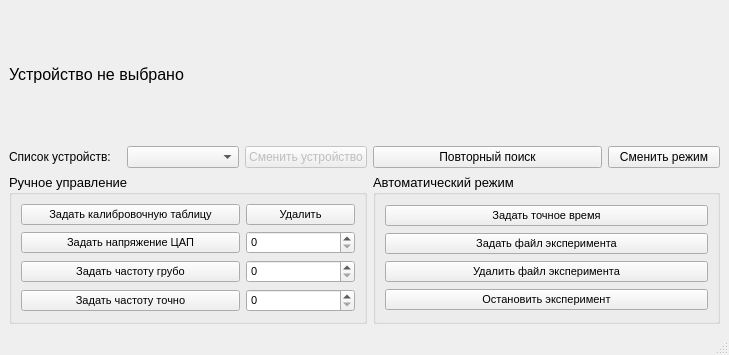
Above: Design.ui from notiel/bausint before the change. Below: the same form after it.
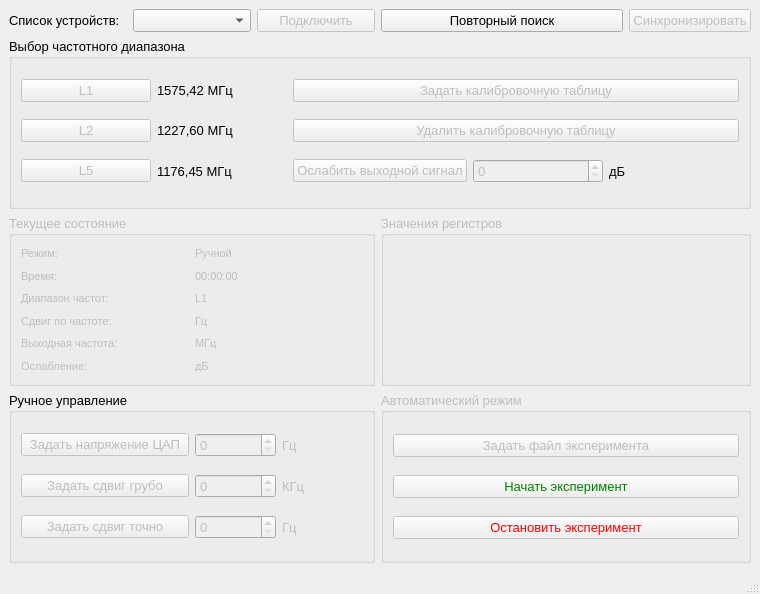
That is the form after the change.

```diff
--- a/Design.ui
+++ b/Design.ui
@@ -6,119 +6,21 @@
    <rect>
     <x>0</x>
     <y>0</y>
-    <width>729</width>
-    <height>355</height>
+    <width>760</width>
+    <height>594</height>
    </rect>
   </property>
+  <property name="font">
+   <font>
+    <pointsize>10</pointsize>
+   </font>
+  </property>
   <property name="windowTitle">
-   <string>Синтезатор частот</string>
+   <string>Частотный преобразователь - Converter75</string>
   </property>
   <widget class="QWidget" name="centralwidget">
    <layout class="QGridLayout" name="gridLayout">
-    <item row="1" column="0" colspan="6">
-     <widget class="QLabel" name="LblDescr">
-      <property name="text">
-       <string>&lt;html&gt;&lt;head/&gt;&lt;body&gt;&lt;p&gt;&lt;span style=&quot; font-size:12pt;&quot;&gt;Устройство не выбрано&lt;/span&gt;&lt;/p&gt;&lt;/body&gt;&lt;/html&gt;</string>
-      </property>
-     </widget>
-    </item>
-    <item row="2" column="0">
-     <widget class="QLabel" name="LblList">
-      <property name="text">
-       <string>Список устройств:</string>
-      </property>
-     </widget>
-    </item>
-    <item row="2" column="3" colspan="2">
-     <widget class="QPushButton" name="BtnRescan">
-      <property name="text">
-       <string>Повторный поиск</string>
-      </property>
-     </widget>
-    </item>
-    <item row="2" column="5">
-     <widget class="QPushButton" name="BtnChangState">
-      <property name="text">
-       <string>Сменить режим</string>
-      </property>
-     </widget>
-    </item>
-    <item row="2" column="1">
-     <widget class="QComboBox" name="CBDevices"/>
-    </item>
-    <item row="2" column="2">
-     <widget class="QPushButton" name="BtnChangeDevice">
-      <property name="enabled">
-       <bool>false</bool>
-      </property>
-      <property name="text">
-       <string>Сменить устройство</string>
-      </property>
-     </widget>
-    </item>
-    <item row="3" column="3" colspan="3">
-     <widget class="QGroupBox" name="GBAuto">
-      <property name="font">
-       <font>
-        <pointsize>10</pointsize>
-       </font>
-      </property>
-      <property name="title">
-       <string>Автоматический режим</string>
-      </property>
-      <layout class="QGridLayout" name="gridLayout_3">
-       <item row="3" column="0">
-        <widget class="QPushButton" name="BtnStop">
-         <property name="font">
-          <font>
-           <pointsize>8</pointsize>
-          </font>
-         </property>
-         <property name="text">
-          <string>Остановить эксперимент</string>
-         </property>
-        </widget>
-       </item>
-       <item row="1" column="0">
-        <widget class="QPushButton" name="BtnSetFreqFile">
-         <property name="font">
-          <font>
-           <pointsize>8</pointsize>
-          </font>
-         </property>
-         <property name="text">
-          <string>Задать файл эксперимента</string>
-         </property>
-        </widget>
-       </item>
-       <item row="0" column="0">
-        <widget class="QPushButton" name="BtnSetTime">
-         <property name="font">
-          <font>
-           <pointsize>8</pointsize>
-          </font>
-         </property>
-         <property name="text">
-          <string>Задать точное время</string>
-         </property>
-        </widget>
-       </item>
-       <item row="2" column="0">
-        <widget class="QPushButton" name="BtnDeleteFreqfile">
-         <property name="font">
-          <font>
-           <pointsize>8</pointsize>
-          </font>
-         </property>
-         <property name="text">
-          <string>Удалить файл эксперимента</string>
-         </property>
-        </widget>
-       </item>
-      </layout>
-     </widget>
-    </item>
-    <item row="3" column="0" colspan="3">
+    <item row="4" column="0" colspan="3">
      <widget class="QGroupBox" name="GBHand">
       <property name="font">
        <font>
@@ -129,62 +31,38 @@
        <string>Ручное управление</string>
       </property>
       <layout class="QGridLayout" name="gridLayout_2">
-       <item row="0" column="0" colspan="2">
-        <widget class="QPushButton" name="BtnSetCalTable">
-         <property name="font">
-          <font>
-           <pointsize>8</pointsize>
-          </font>
-         </property>
-         <property name="text">
-          <string>Задать калибровочную таблицу</string>
-         </property>
-        </widget>
-       </item>
-       <item row="0" column="2">
-        <widget class="QPushButton" name="BtnDeleteCalTable">
-         <property name="font">
-          <font>
-           <pointsize>8</pointsize>
-          </font>
-         </property>
-         <property name="text">
-          <string>Удалить</string>
-         </property>
-        </widget>
-       </item>
        <item row="1" column="2">
         <widget class="QSpinBox" name="SpinDACValue">
+         <property name="enabled">
+          <bool>false</bool>
+         </property>
          <property name="font">
           <font>
-           <pointsize>8</pointsize>
+           <pointsize>10</pointsize>
           </font>
          </property>
         </widget>
        </item>
        <item row="2" column="2">
         <widget class="QSpinBox" name="SpinRough">
-         <property name="font">
-          <font>
-           <pointsize>8</pointsize>
-          </font>
+         <property name="enabled">
+          <bool>false</bool>
          </property>
-        </widget>
-       </item>
-       <item row="3" column="2">
-        <widget class="QSpinBox" name="SpinFine">
          <property name="font">
           <font>
-           <pointsize>8</pointsize>
+           <pointsize>10</pointsize>
           </font>
          </property>
         </widget>
        </item>
        <item row="1" column="0" colspan="2">
         <widget class="QPushButton" name="BtnSetDACValue">
+         <property name="enabled">
+          <bool>false</bool>
+         </property>
          <property name="font">
           <font>
-           <pointsize>8</pointsize>
+           <pointsize>10</pointsize>
           </font>
          </property>
          <property name="text">
@@ -192,33 +70,462 @@
          </property>
         </widget>
        </item>
-       <item row="2" column="0" colspan="2">
-        <widget class="QPushButton" name="BtnSetRough">
-         <property name="font">
-          <font>
-           <pointsize>8</pointsize>
-          </font>
-         </property>
-         <property name="text">
-          <string>Задать частоту грубо</string>
-         </property>
-        </widget>
-       </item>
        <item row="3" column="0" colspan="2">
         <widget class="QPushButton" name="BtnSetFine">
+         <property name="enabled">
+          <bool>false</bool>
+         </property>
          <property name="font">
           <font>
+           <pointsize>10</pointsize>
+          </font>
+         </property>
+         <property name="text">
+          <string>Задать сдвиг точно</string>
+         </property>
+        </widget>
+       </item>
+       <item row="3" column="2">
+        <widget class="QSpinBox" name="SpinFine">
+         <property name="enabled">
+          <bool>false</bool>
+         </property>
+         <property name="font">
+          <font>
+           <pointsize>10</pointsize>
+          </font>
+         </property>
+        </widget>
+       </item>
+       <item row="2" column="0" colspan="2">
+        <widget class="QPushButton" name="BtnSetRough">
+         <property name="enabled">
+          <bool>false</bool>
+         </property>
+         <property name="font">
+          <font>
+           <pointsize>10</pointsize>
+          </font>
+         </property>
+         <property name="text">
+          <string>Задать сдвиг грубо</string>
+         </property>
+        </widget>
+       </item>
+       <item row="3" column="3">
+        <widget class="QLabel" name="LblMoveHz">
+         <property name="enabled">
+          <bool>false</bool>
+         </property>
+         <property name="text">
+          <string>Гц</string>
+         </property>
+        </widget>
+       </item>
+       <item row="2" column="3">
+        <widget class="QLabel" name="LblKHz">
+         <property name="enabled">
+          <bool>false</bool>
+         </property>
+         <property name="text">
+          <string>КГц</string>
+         </property>
+        </widget>
+       </item>
+       <item row="1" column="3">
+        <widget class="QLabel" name="LblHz">
+         <property name="enabled">
+          <bool>false</bool>
+         </property>
+         <property name="text">
+          <string>Гц</string>
+         </property>
+        </widget>
+       </item>
+      </layout>
+     </widget>
+    </item>
+    <item row="1" column="2">
+     <widget class="QPushButton" name="BtnConnect">
+      <property name="enabled">
+       <bool>false</bool>
+      </property>
+      <property name="text">
+       <string>Подключить</string>
+      </property>
+     </widget>
+    </item>
+    <item row="1" column="1">
+     <widget class="QComboBox" name="CBDevices"/>
+    </item>
+    <item row="1" column="0">
+     <widget class="QLabel" name="LblList">
+      <property name="font">
+       <font>
+        <pointsize>10</pointsize>
+       </font>
+      </property>
+      <property name="text">
+       <string>Список устройств:</string>
+      </property>
+     </widget>
+    </item>
+    <item row="1" column="3" colspan="2">
+     <widget class="QPushButton" name="BtnRescan">
+      <property name="text">
+       <string>Повторный поиск</string>
+      </property>
+     </widget>
+    </item>
+    <item row="1" column="5">
+     <widget class="QPushButton" name="BtnSyncro">
+      <property name="enabled">
+       <bool>false</bool>
+      </property>
+      <property name="text">
+       <string>Синхронизировать</string>
+      </property>
+     </widget>
+    </item>
+    <item row="3" column="0" colspan="3">
+     <widget class="QGroupBox" name="GBState">
+      <property name="enabled">
+       <bool>false</bool>
+      </property>
+      <property name="title">
+       <string>Текущее состояние</string>
+      </property>
+      <layout class="QGridLayout" name="gridLayout_5">
+       <item row="1" column="0">
+        <widget class="QLabel" name="LblTime">
+         <property name="font">
+          <font>
            <pointsize>8</pointsize>
           </font>
          </property>
          <property name="text">
-          <string>Задать частоту точно</string>
+          <string>Время:</string>
          </property>
         </widget>
        </item>
+       <item row="0" column="0">
+        <widget class="QLabel" name="LblState">
+         <property name="font">
+          <font>
+           <pointsize>8</pointsize>
+          </font>
+         </property>
+         <property name="text">
+          <string>Режим:</string>
+         </property>
+        </widget>
+       </item>
+       <item row="3" column="0">
+        <widget class="QLabel" name="LblMove">
+         <property name="font">
+          <font>
+           <pointsize>8</pointsize>
+          </font>
+         </property>
+         <property name="text">
+          <string>Сдвиг по частоте: </string>
+         </property>
+        </widget>
+       </item>
+       <item row="2" column="0">
+        <widget class="QLabel" name="LblFreq">
+         <property name="font">
+          <font>
+           <pointsize>8</pointsize>
+          </font>
+         </property>
+         <property name="text">
+          <string>Диапазон частот: </string>
+         </property>
+        </widget>
+       </item>
+       <item row="4" column="0">
+        <widget class="QLabel" name="LblRes">
+         <property name="font">
+          <font>
+           <pointsize>8</pointsize>
+          </font>
+         </property>
+         <property name="text">
+          <string>Выходная частота:</string>
+         </property>
+        </widget>
+       </item>
+       <item row="5" column="0">
+        <widget class="QLabel" name="LblAtt">
+         <property name="font">
+          <font>
+           <pointsize>8</pointsize>
+          </font>
+         </property>
+         <property name="text">
+          <string>Ослабление:</string>
+         </property>
+        </widget>
+       </item>
+       <item row="0" column="1">
+        <widget class="QLabel" name="LblStateVal">
+         <property name="font">
+          <font>
+           <pointsize>8</pointsize>
+          </font>
+         </property>
+         <property name="text">
+          <string>Ручной</string>
+         </property>
+        </widget>
+       </item>
+       <item row="1" column="1">
+        <widget class="QLabel" name="LblTimeVal">
+         <property name="font">
+          <font>
+           <pointsize>8</pointsize>
+          </font>
+         </property>
+         <property name="text">
+          <string>00:00:00</string>
+         </property>
+        </widget>
+       </item>
+       <item row="2" column="1">
+        <widget class="QLabel" name="LblFreqVal">
+         <property name="font">
+          <font>
+           <pointsize>8</pointsize>
+          </font>
+         </property>
+         <property name="text">
+          <string>L1</string>
+         </property>
+        </widget>
+       </item>
+       <item row="3" column="1">
+        <widget class="QLabel" name="LblMoveVal">
+         <property name="font">
+          <font>
+           <pointsize>8</pointsize>
+          </font>
+         </property>
+         <property name="text">
+          <string>Гц</string>
+         </property>
+        </widget>
+       </item>
+       <item row="4" column="1">
+        <widget class="QLabel" name="LblResVal">
+         <property name="font">
+          <font>
+           <pointsize>8</pointsize>
+          </font>
+         </property>
+         <property name="text">
+          <string>МГц</string>
+         </property>
+        </widget>
+       </item>
+       <item row="5" column="1">
+        <widget class="QLabel" name="LblAttVal">
+         <property name="font">
+          <font>
+           <pointsize>8</pointsize>
+          </font>
+         </property>
+         <property name="text">
+          <string>дБ</string>
+         </property>
+        </widget>
+       </item>
       </layout>
      </widget>
     </item>
+    <item row="2" column="0" colspan="6">
+     <widget class="QGroupBox" name="groupBox">
+      <property name="title">
+       <string>Выбор частотного диапазона</string>
+      </property>
+      <layout class="QGridLayout" name="gridLayout_4">
+       <item row="0" column="2" colspan="3">
+        <widget class="QPushButton" name="BtnSetCalTable">
+         <property name="enabled">
+          <bool>false</bool>
+         </property>
+         <property name="font">
+          <font>
+           <pointsize>10</pointsize>
+          </font>
+         </property>
+         <property name="text">
+          <string>Задать калибровочную таблицу</string>
+         </property>
+        </widget>
+       </item>
+       <item row="2" column="2">
+        <widget class="QPushButton" name="BtnAttenuate">
+         <property name="enabled">
+          <bool>false</bool>
+         </property>
+         <property name="text">
+          <string>Ослабить выходной сигнал</string>
+         </property>
+        </widget>
+       </item>
+       <item row="2" column="3">
+        <widget class="QSpinBox" name="SpinAttenuate">
+         <property name="enabled">
+          <bool>false</bool>
+         </property>
+        </widget>
+       </item>
+       <item row="2" column="4">
+        <widget class="QLabel" name="LblAttenuate">
+         <property name="text">
+          <string>дБ</string>
+         </property>
+        </widget>
+       </item>
+       <item row="0" column="0">
+        <widget class="QPushButton" name="BtnL1">
+         <property name="enabled">
+          <bool>false</bool>
+         </property>
+         <property name="text">
+          <string>L1</string>
+         </property>
+        </widget>
+       </item>
+       <item row="1" column="2" colspan="3">
+        <widget class="QPushButton" name="BtnDeleteCalTable">
+         <property name="enabled">
+          <bool>false</bool>
+         </property>
+         <property name="font">
+          <font>
+           <pointsize>10</pointsize>
+          </font>
+         </property>
+         <property name="text">
+          <string>Удалить калибровочную таблицу</string>
+         </property>
+        </widget>
+       </item>
+       <item row="2" column="1">
+        <widget class="QLabel" name="LlL3">
+         <property name="text">
+          <string>1176,45 МГц</string>
+         </property>
+        </widget>
+       </item>
+       <item row="0" column="1">
+        <widget class="QLabel" name="LbLL1">
+         <property name="text">
+          <string>1575,42 МГц</string>
+         </property>
+        </widget>
+       </item>
+       <item row="1" column="0">
+        <widget class="QPushButton" name="BtnL2">
+         <property name="enabled">
+          <bool>false</bool>
+         </property>
+         <property name="text">
+          <string>L2</string>
+         </property>
+        </widget>
+       </item>
+       <item row="2" column="0">
+        <widget class="QPushButton" name="BtnL5">
+         <property name="enabled">
+          <bool>false</bool>
+         </property>
+         <property name="text">
+          <string>L5</string>
+         </property>
+        </widget>
+       </item>
+       <item row="1" column="1">
+        <widget class="QLabel" name="LblL2">
+         <property name="text">
+          <string>1227,60 МГц</string>
+         </property>
+        </widget>
+       </item>
+      </layout>
+     </widget>
+    </item>
+    <item row="4" column="3" colspan="3">
+     <widget class="QGroupBox" name="GBAuto">
+      <property name="enabled">
+       <bool>false</bool>
+      </property>
+      <property name="font">
+       <font>
+        <pointsize>10</pointsize>
+       </font>
+      </property>
+      <property name="title">
+       <string>Автоматический режим</string>
+      </property>
+      <layout class="QGridLayout" name="gridLayout_3">
+       <item row="0" column="0">
+        <widget class="QPushButton" name="BtnSetFreqFile">
+         <property name="font">
+          <font>
+           <pointsize>10</pointsize>
+          </font>
+         </property>
+         <property name="text">
+          <string>Задать файл эксперимента</string>
+         </property>
+        </widget>
+       </item>
+       <item row="2" column="0">
+        <widget class="QPushButton" name="BtnStop">
+         <property name="font">
+          <font>
+           <pointsize>10</pointsize>
+          </font>
+         </property>
+         <property name="styleSheet">
+          <string notr="true">color: red</string>
+         </property>
+         <property name="text">
+          <string>Остановить эксперимент</string>
+         </property>
+        </widget>
+       </item>
+       <item row="1" column="0">
+        <widget class="QPushButton" name="BtnStart">
+         <property name="font">
+          <font>
+           <pointsize>10</pointsize>
+          </font>
+         </property>
+         <property name="styleSheet">
+          <string notr="true">color: green</string>
+         </property>
+         <property name="text">
+          <string>Начать эксперимент</string>
+         </property>
+        </widget>
+       </item>
+      </layout>
+     </widget>
+    </item>
+    <item row="3" column="3" colspan="3">
+     <widget class="QGroupBox" name="GBReg">
+      <property name="enabled">
+       <bool>false</bool>
+      </property>
+      <property name="title">
+       <string>Значения регистров</string>
+      </property>
+     </widget>
+    </item>
    </layout>
   </widget>
   <widget class="QMenuBar" name="menubar">
@@ -226,8 +533,8 @@
     <rect>
      <x>0</x>
      <y>0</y>
-     <width>729</width>
-     <height>26</height>
+     <width>760</width>
+     <height>29</height>
     </rect>
    </property>
   </widget>
```
